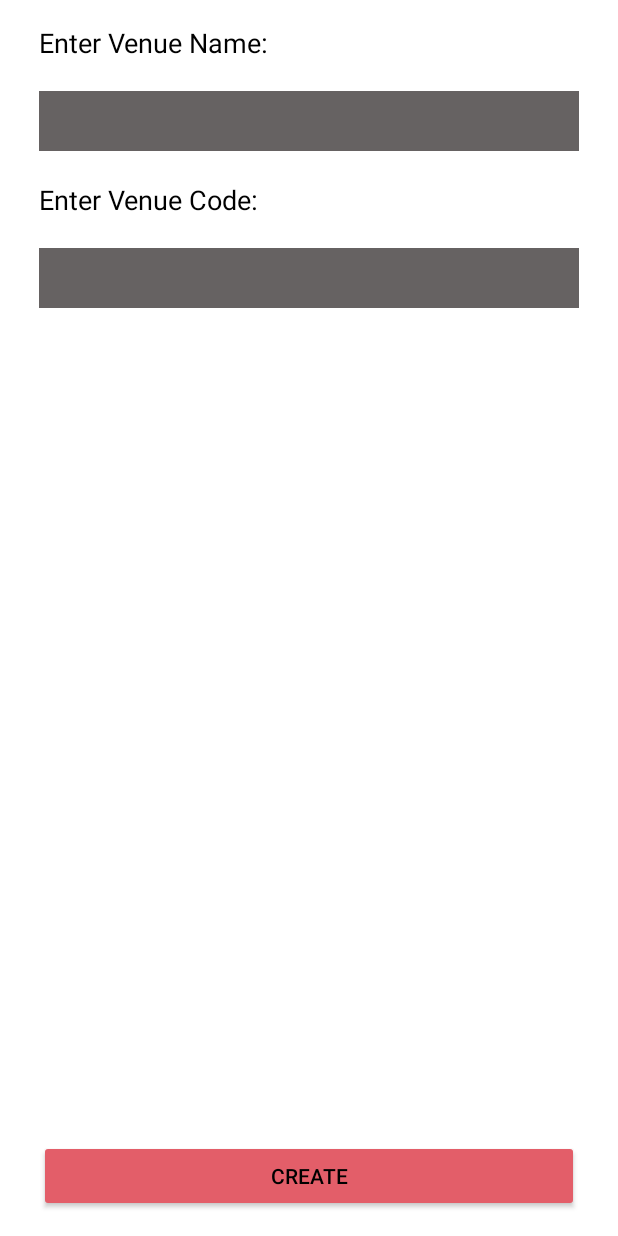
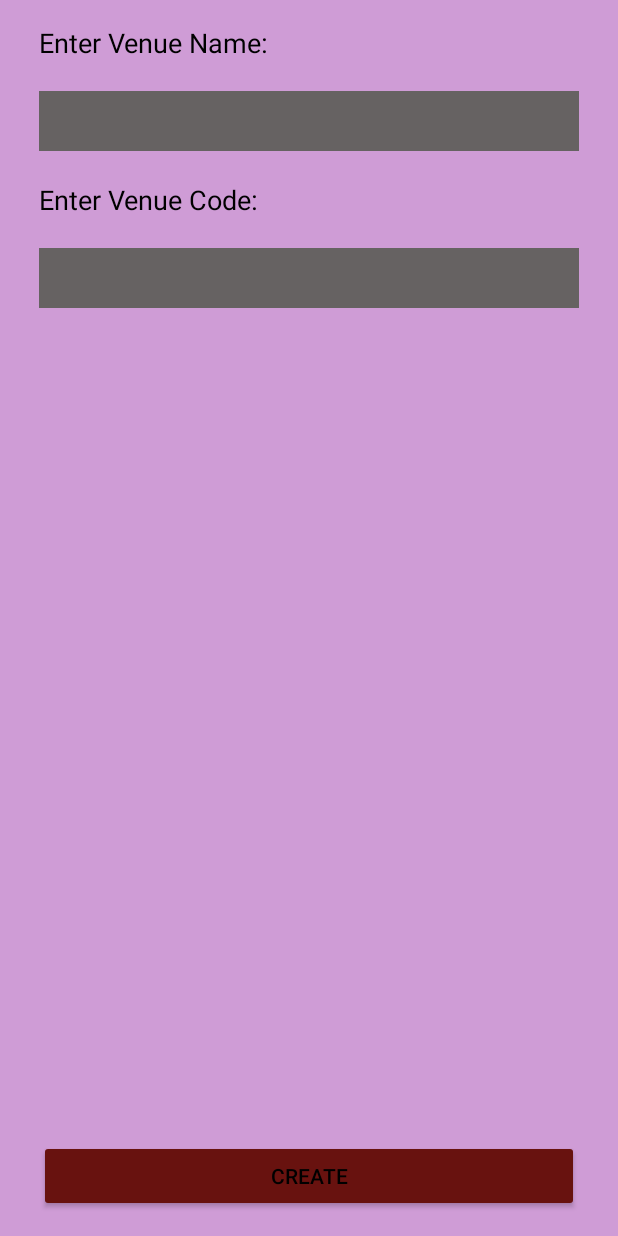
Before and after one commit to JUQE/HackEd2017, an Android app: the VenueSignupActivity screen opened directly, with no data from a screen before it, on a phone screen of 412 x 824 dp. Run offline under Robolectric (Android 15) with nearby library versions, the phone set to English and light mode, and no system bars; our stand-ins replace Firebase (no records; nobody signed in at launch, a user with empty details on screens opened directly).

Commit message:
changed things

```diff
--- a/app/src/main/java/com/example/brianofrim/juqe/DjActivity.java
+++ b/app/src/main/java/com/example/brianofrim/juqe/DjActivity.java
@@ -241,6 +241,7 @@ public class DjActivity extends Activity implements
                     Song s = new Song(t.name, t.artists.get(0).name, t.id, 0);
                     songAdapter.add(s);
                 }
+                songAdapter.notifyDataSetChanged();
 
             }
             @Override
--- a/app/src/main/java/com/example/brianofrim/juqe/SongPoolAdapter.java
+++ b/app/src/main/java/com/example/brianofrim/juqe/SongPoolAdapter.java
@@ -5,6 +5,7 @@ package com.example.brianofrim.juqe;
 
 import android.content.Context;
 import android.graphics.Color;
+import android.graphics.PorterDuff;
 import android.support.v4.content.ContextCompat;
 import android.view.LayoutInflater;
 import android.view.View;
@@ -44,10 +45,10 @@ public class SongPoolAdapter extends ArrayAdapter<Song> {
             @Override
             public void onClick(View v) {
                 // TODO Auto-generated method stub
+                VenueController.removeURI(songList.get(position).getURI());
                 VenueController.removeSong(songList.get(position));
                 removeFromPoolButton.setEnabled(false);
-                removeFromPoolButton.setBackgroundColor(ContextCompat.getColor(context, R.color.buttonPressed));
-                //notifyDataSetChanged();
+                notifyDataSetChanged();
             }
             //RelativeLayout listItem = (RelativeLayout) v.getParent();
             //listItem.setBackgroundColor(ContextCompat.getColor(context, R.color.
--- a/app/src/main/res/layout/pool_list_item_dj.xml
+++ b/app/src/main/res/layout/pool_list_item_dj.xml
@@ -11,7 +11,7 @@
         android:layout_height="wrap_content"
         android:layout_marginRight="10dp"
         android:layout_alignParentLeft="true"
-        android:text="Complete" />
+        android:text="Remove" />
 
     <TextView
         android:id="@+id/songName_dj_pool"
--- a/app/src/main/res/layout/search_results_listview.xml
+++ b/app/src/main/res/layout/search_results_listview.xml
@@ -10,7 +10,7 @@
         android:layout_height="wrap_content"
         android:layout_marginRight="10dp"
         android:layout_alignParentLeft="true"
-        android:text="Complete" />
+        android:text="Add" />
 
     <TextView
         android:id="@+id/songName"
--- a/app/src/main/res/values/colors.xml
+++ b/app/src/main/res/values/colors.xml
@@ -1,7 +1,7 @@
 <?xml version="1.0" encoding="utf-8"?>
 <resources>
     <color name="primary_colour">#ffffff</color>
-    <color name="tertiary_colour">#e35e69</color>
+    <color name="tertiary_colour">#68120f</color>
     <color name="secondary_colour">#c61e19</color>
     <color name="primary">#5c0066</color>
     <color name="primaryDark">#68120f</color>
@@ -12,7 +12,7 @@
     <color name="light_tertiary_colour">#ca535d</color>
     <color name="completed">#8E4199</color>
     <color name="paid">#62156D</color>
-    <color name="uncompleted">#CF9CD6</color>
+    <color name="uncompleted">#cf9cd6</color>
     <color name="colorAccent">#e2e1e1</color>
     <color name="fieldcolor">#FF666262</color>
     <color name="linkcolor">#158df1</color>
--- a/app/src/main/res/values/styles.xml
+++ b/app/src/main/res/values/styles.xml
@@ -7,7 +7,7 @@
         <item name="android:colorAccent">@color/tertiary_colour</item>
         <item name="android:colorButtonNormal">@color/tertiary_colour</item>
         <item name="android:navigationBarColor">@color/primaryDark</item>
-        <item name="android:colorBackground">@color/background_material_dark</item>
+        <item name="android:colorBackground">@color/uncompleted</item>
         <item name="android:textColorPrimary">@color/black</item>
         <item name="android:textColorSecondary">@color/black</item>
         <item name="android:textColorTertiary">@color/black</item>
--- a/app/src/main/res/values/values.xml
+++ b/app/src/main/res/values/values.xml
@@ -1,5 +1,5 @@
 <?xml version="1.0" encoding="utf-8"?>
 <resources>
-    <color name="background_material_dark">#ffffff</color>
+    <color name="background_material_dark">#8f816e</color>
     <color name="foreground_material_dark">#666262</color>
 </resources>
```
Also changed, not shown: app/src/main/java/com/example/brianofrim/juqe/ResultsListAdapter.java (+11 -5 lines), app/src/main/java/com/example/brianofrim/juqe/VenueController.java (+15 -0 lines).
